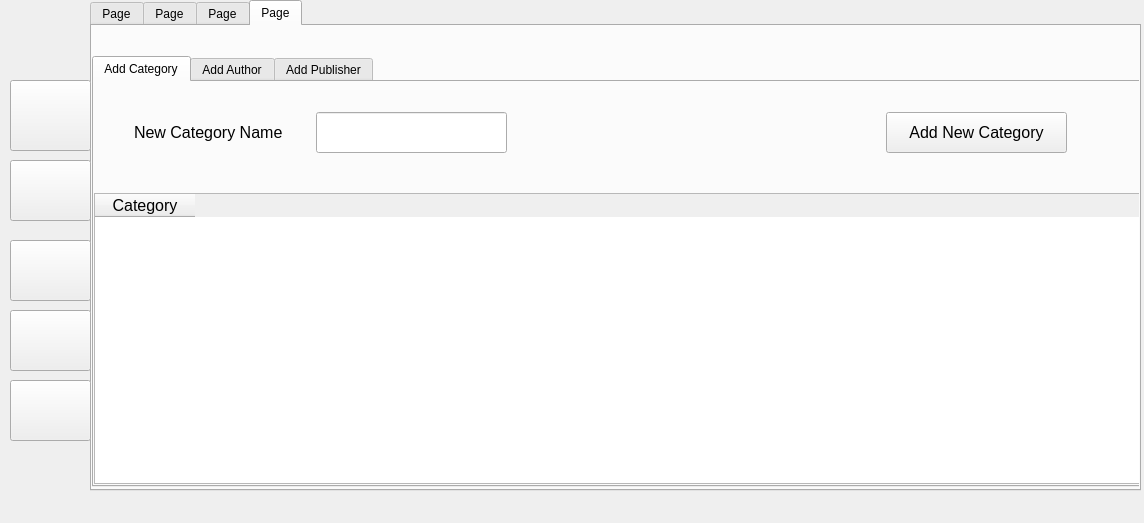
Before: the Qt Designer form library.ui in garantor/library_management, drawn with Qt 5.
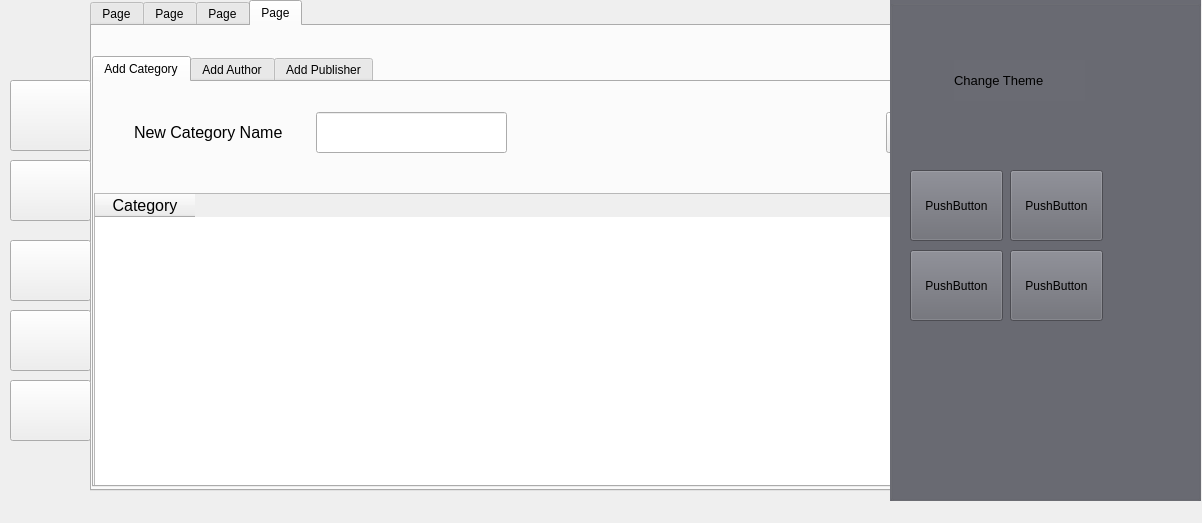
After: the same form once the commit is applied. The open tabs and pages were chosen to show the change. Icons and pictures are not drawn.

Diff of the .ui file:
```diff
--- a/library.ui
+++ b/library.ui
@@ -6,7 +6,7 @@
    <rect>
     <x>0</x>
     <y>0</y>
-    <width>1144</width>
+    <width>1202</width>
     <height>523</height>
    </rect>
   </property>
@@ -19,7 +19,7 @@
      <rect>
       <x>90</x>
       <y>0</y>
-      <width>1051</width>
+      <width>1061</width>
       <height>491</height>
      </rect>
     </property>
@@ -923,7 +923,7 @@
           <x>0</x>
           <y>111</y>
           <width>1051</width>
-          <height>291</height>
+          <height>301</height>
          </rect>
         </property>
         <property name="font">
@@ -1244,6 +1244,93 @@
      </size>
     </property>
    </widget>
+   <widget class="QGroupBox" name="groupBox_3">
+    <property name="geometry">
+     <rect>
+      <x>890</x>
+      <y>0</y>
+      <width>311</width>
+      <height>501</height>
+     </rect>
+    </property>
+    <property name="styleSheet">
+     <string notr="true">background-color: rgb(106, 107, 115);</string>
+    </property>
+    <property name="title">
+     <string/>
+    </property>
+    <widget class="QLabel" name="label_15">
+     <property name="geometry">
+      <rect>
+       <x>64</x>
+       <y>60</y>
+       <width>131</width>
+       <height>41</height>
+      </rect>
+     </property>
+     <property name="font">
+      <font>
+       <family>Segoe UI</family>
+       <pointsize>10</pointsize>
+      </font>
+     </property>
+     <property name="text">
+      <string>Change Theme</string>
+     </property>
+    </widget>
+    <widget class="QPushButton" name="pushButton_17">
+     <property name="geometry">
+      <rect>
+       <x>20</x>
+       <y>170</y>
+       <width>93</width>
+       <height>71</height>
+      </rect>
+     </property>
+     <property name="text">
+      <string>PushButton</string>
+     </property>
+    </widget>
+    <widget class="QPushButton" name="pushButton_18">
+     <property name="geometry">
+      <rect>
+       <x>120</x>
+       <y>170</y>
+       <width>93</width>
+       <height>71</height>
+      </rect>
+     </property>
+     <property name="text">
+      <string>PushButton</string>
+     </property>
+    </widget>
+    <widget class="QPushButton" name="pushButton_19">
+     <property name="geometry">
+      <rect>
+       <x>120</x>
+       <y>250</y>
+       <width>93</width>
+       <height>71</height>
+      </rect>
+     </property>
+     <property name="text">
+      <string>PushButton</string>
+     </property>
+    </widget>
+    <widget class="QPushButton" name="pushButton_20">
+     <property name="geometry">
+      <rect>
+       <x>20</x>
+       <y>250</y>
+       <width>93</width>
+       <height>71</height>
+      </rect>
+     </property>
+     <property name="text">
+      <string>PushButton</string>
+     </property>
+    </widget>
+   </widget>
   </widget>
   <widget class="QMenuBar" name="menuBar">
    <property name="geometry">
```
Left out of the diff: 24 changed lines with no effect on the pictures.
